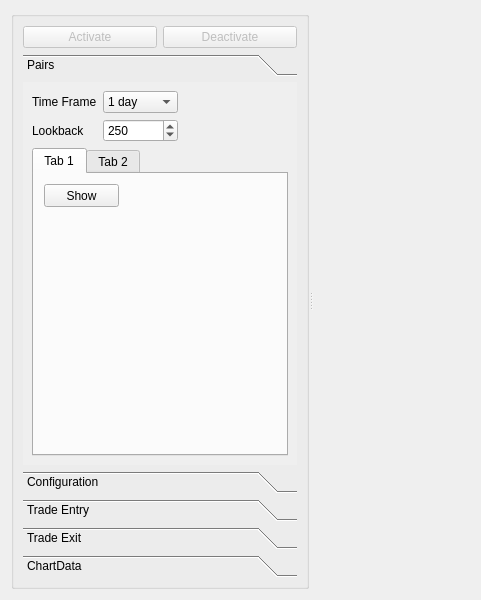
Before: the Qt Designer form pairtabpage.ui in ProDataLab/nkny, drawn with Qt 5.
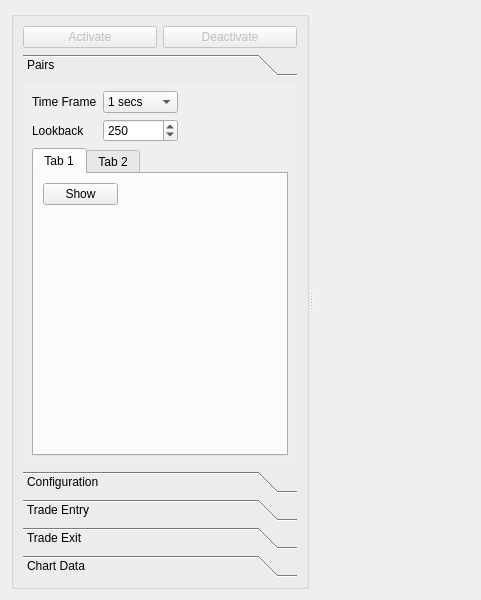
After: the same form once the commit is applied. Custom widgets are drawn as their Qt base class.

```diff
--- a/pairtabpage.ui
+++ b/pairtabpage.ui
@@ -108,7 +108,7 @@
                 </size>
                </property>
                <property name="currentIndex">
-                <number>11</number>
+                <number>0</number>
                </property>
                <item>
                 <property name="text">
@@ -214,28 +214,12 @@
               <attribute name="title">
                <string>Tab 1</string>
               </attribute>
-              <widget class="ContractDetailsWidget" name="pair1ContractDetailsWidget" native="true">
-               <property name="geometry">
-                <rect>
-                 <x>9</x>
-                 <y>152</y>
-                 <width>238</width>
-                 <height>137</height>
-                </rect>
-               </property>
-              </widget>
+              <layout class="QVBoxLayout" name="verticalLayout">
+               <item>
               <widget class="QPushButton" name="pair1ShowButton">
                <property name="enabled">
                 <bool>true</bool>
                </property>
-               <property name="geometry">
-                <rect>
-                 <x>10</x>
-                 <y>10</y>
-                 <width>75</width>
-                 <height>23</height>
-                </rect>
-               </property>
                <property name="maximumSize">
                 <size>
                  <width>75</width>
@@ -246,6 +230,11 @@
                 <string>Show</string>
                </property>
               </widget>
+               </item>
+               <item>
+                <widget class="ContractDetailsWidget" name="pair1ContractDetailsWidget" native="true"/>
+               </item>
+              </layout>
              </widget>
              <widget class="QWidget" name="pair2Tab">
               <attribute name="title">
@@ -755,7 +744,7 @@
            </rect>
           </property>
           <attribute name="label">
-           <string>ChartData</string>
+           <string>Chart Data</string>
           </attribute>
          </widget>
         </widget>
```
Left out of the diff: 46 changed lines with no effect on the pictures. Lines whose indentation alone changed are shown as unchanged.
